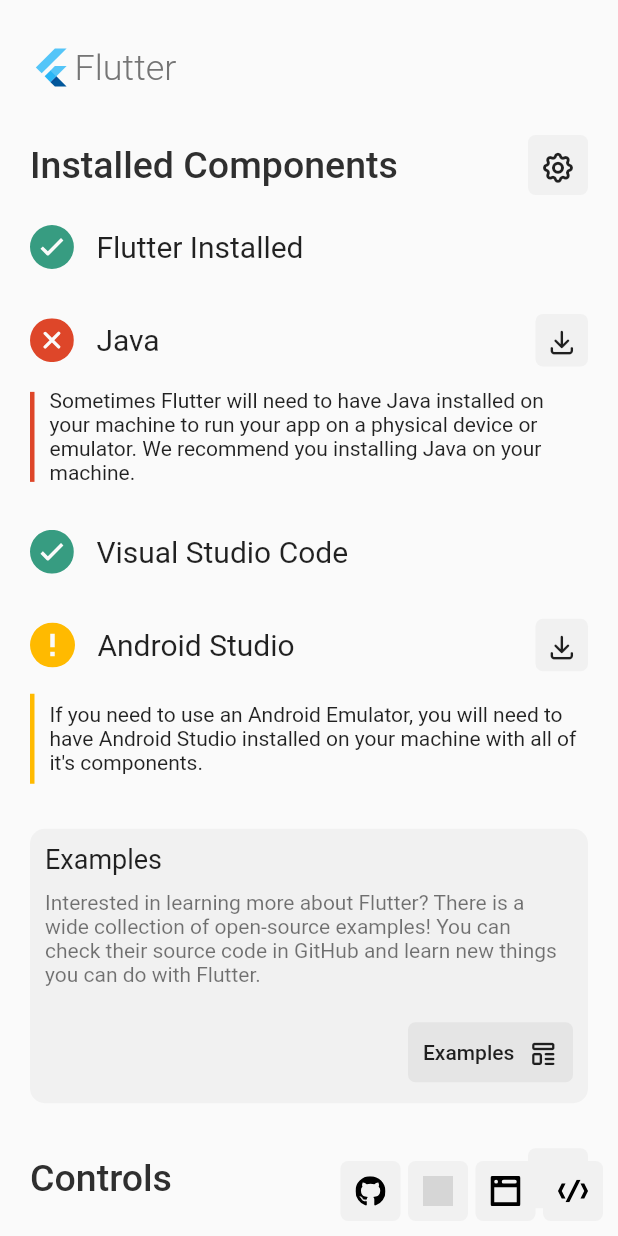
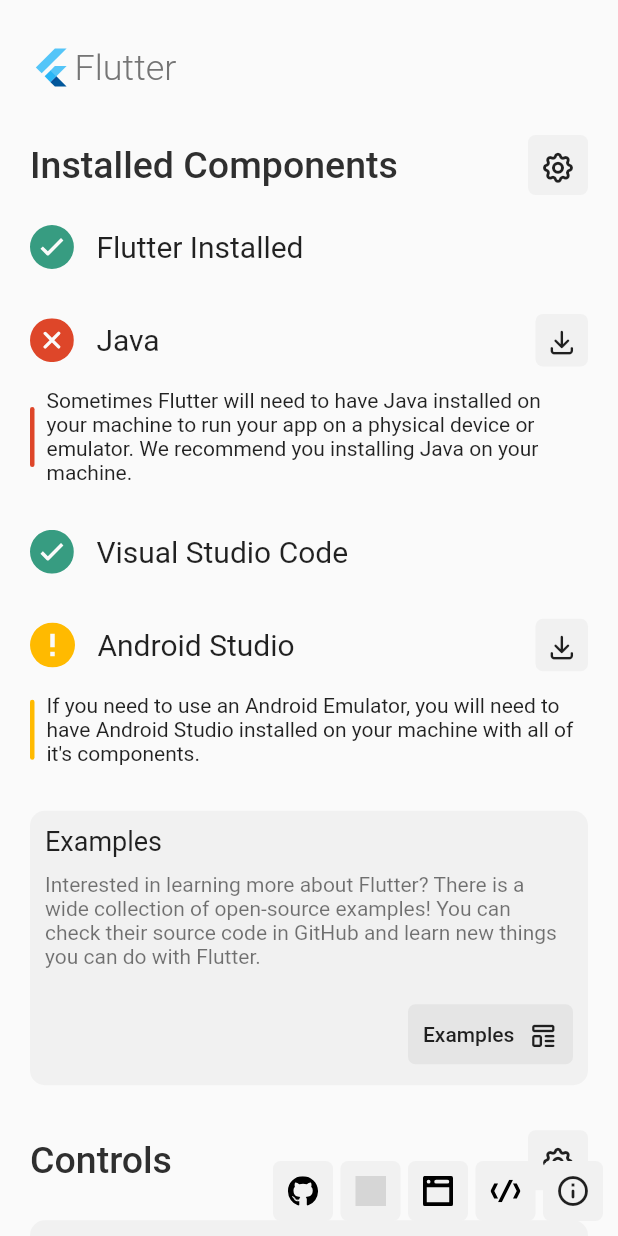
Before and after one commit to FlutterMatic/desktop, a Flutter app: the screen it shows after launch, on a phone screen of 412 x 824 dp. Run offline on Flutter 3.47's test engine with Material 2 defaults, Android fonts, the light colour scheme and no system bars; our stand-ins replace flutter_svg; missing offline and left inert: bitsdojo_window, process_run; grey boxes are pictures that could not be loaded.

Commit message:
UI Fixes & Improvments

```diff
--- a/lib/components/rectangle_button.dart
+++ b/lib/components/rectangle_button.dart
@@ -4,16 +4,18 @@
 class RectangleButton extends StatelessWidget {
   final double height;
   final double width;
-  final double radius;
+  final BorderRadius? radius;
+  final EdgeInsets? padding;
   final Widget child;
   final Color? color;
-  final Function() onPressed;
+  final Function? onPressed;
 
   RectangleButton({
     this.height = 40,
     this.width = 100,
-    this.radius = 5,
+    this.radius,
     this.color = kLightGreyColor,
+    this.padding,
     required this.child,
     required this.onPressed,
   });
@@ -21,10 +23,11 @@
   @override
   Widget build(BuildContext context) {
     return MaterialButton(
-      onPressed: onPressed,
+      onPressed: onPressed as void Function()?,
       padding: EdgeInsets.zero,
-      shape:
-          RoundedRectangleBorder(borderRadius: BorderRadius.circular(radius),),
+      shape: RoundedRectangleBorder(
+        borderRadius: radius ?? BorderRadius.circular(5),
+      ),
       color: color,
       elevation: 0,
       hoverElevation: 0,
@@ -33,12 +36,13 @@
       minWidth: width,
       height: height,
       child: SizedBox(
-          height: height,
-          width: width,
-          child: Padding(
-            padding: const EdgeInsets.all(10),
-            child: child,
-          ),),
+        height: height,
+        width: width,
+        child: Padding(
+          padding: padding ?? const EdgeInsets.all(10),
+          child: Center(child: child),
+        ),
+      ),
     );
   }
 }
--- a/lib/components/square_button.dart
+++ b/lib/components/square_button.dart
@@ -22,9 +22,14 @@
   Widget build(BuildContext context) {
     return ConstrainedBox(
       constraints: BoxConstraints(maxHeight: size, maxWidth: size),
-      child: Tooltip(
-        message: tooltip!,
-        child: MaterialButton(
+      child: tooltip == null
+          ? _button()
+          : Tooltip(message: tooltip!, child: _button()),
+    );
+  }
+
+  Widget _button() {
+    return MaterialButton(
       onPressed: onPressed,
       padding: EdgeInsets.zero,
       shape: RoundedRectangleBorder(
@@ -41,8 +46,6 @@
         padding: padding,
         child: SizedBox(height: size, width: size, child: icon),
       ),
-        ),
-      ),
     );
   }
 }
--- a/lib/screens/home/components/controls.dart
+++ b/lib/screens/home/components/controls.dart
@@ -1,29 +1,17 @@
 import 'package:flutter/material.dart';
+import 'package:flutter_installer/components/button_list.dart';
+import 'package:flutter_installer/components/dialog_template.dart';
+import 'package:flutter_installer/components/dialog_templates/change_channel.dart';
 import 'package:flutter_installer/components/rectangle_button.dart';
 import 'package:flutter_installer/components/round_container.dart';
 import 'package:flutter_installer/components/title_section.dart';
-import 'package:flutter_installer/screens/home/components/projects.dart';
 import 'package:flutter_installer/utils/constants.dart';
 import 'package:url_launcher/url_launcher.dart';
 
-Widget controls() {
+Widget controls(BuildContext context) {
   return SizedBox(
     width: 500,
-    child: Expanded(
     child: Column(
-        crossAxisAlignment: CrossAxisAlignment.start,
-        children: <Widget>[
-          _controlOptions(),
-          const SizedBox(height: 20),
-          projects(),
-        ],
-      ),
-    ),
-  );
-}
-
-Widget _controlOptions() {
-  return Column(
       crossAxisAlignment: CrossAxisAlignment.start,
       children: [
         titleSection(
@@ -60,35 +48,23 @@
               Row(
                 mainAxisAlignment: MainAxisAlignment.end,
                 children: <Widget>[
-                PopupMenuButton(
-                  tooltip: 'Switch Channels',
-                  itemBuilder: (BuildContext context) => <PopupMenuEntry>[
-                    const PopupMenuItem(
-                      child: Text('Master'),
+                  RectangleButton(
+                    radius: BorderRadius.circular(5),
+                    color: kLightGreyColor,
+                    onPressed: () => showDialog(
+                      context: context,
+                      builder: (context) => ChangeChannelDialog(),
                     ),
-                    const PopupMenuItem(
-                      child: Text('Beta'),
-                    ),
-                    const PopupMenuItem(
-                      child: Text('Dev'),
-                    ),
-                    const PopupMenuItem(
-                      child: Text('Stable - Current'),
-                    ),
-                  ],
-                  child: RoundContainer(
-                    radius: 5,
-                    color: kLightGreyColor,
+                    width: 110,
                     child: Row(
                       children: <Widget>[
                         const Text('Channel'),
-                        const SizedBox(width: 10),
+                        const Spacer(),
                         const Icon(Iconsdata.changeChannel, size: 20),
                       ],
                     ),
                   ),
-                ),
-                const SizedBox(width: 10),
+                  const SizedBox(width: 8),
                   RectangleButton(
                     onPressed: () {},
                     child: Row(
@@ -105,6 +81,7 @@
           ),
         ),
       ],
+    ),
   );
 }
 
@@ -125,6 +102,8 @@
         const SizedBox(height: 20),
         Align(
           alignment: Alignment.centerRight,
+          child: Tooltip(
+            message: 'Open in Browser',
             child: RectangleButton(
               width: 110,
               onPressed: () => launch('https://flutter.github.io/samples/'),
@@ -137,7 +116,10 @@
               ),
             ),
           ),
+        ),
       ],
     ),
   );
 }
+
+enum FlutterChannel { master, beta, stable, dev }
--- a/lib/screens/home/components/installed.dart
+++ b/lib/screens/home/components/installed.dart
@@ -6,7 +6,6 @@
 Widget installedComponents() {
   return SizedBox(
     width: 500,
-    child: Expanded(
     child: Column(
       mainAxisSize: MainAxisSize.min,
       children: <Widget>[
@@ -40,6 +39,5 @@
         examplesTile(),
       ],
     ),
-    ),
   );
 }
--- a/lib/screens/home/home_screen.dart
+++ b/lib/screens/home/home_screen.dart
@@ -1,7 +1,12 @@
+import 'package:flutter/cupertino.dart';
 import 'package:flutter/material.dart';
+import 'package:flutter_installer/components/dialog_template.dart';
+import 'package:flutter_installer/components/rectangle_button.dart';
 import 'package:flutter_installer/components/square_button.dart';
+import 'package:flutter_installer/screens/home/components/projects.dart';
 import 'package:flutter_installer/utils/constants.dart';
 import 'package:flutter_svg/flutter_svg.dart';
+import 'package:url_launcher/url_launcher.dart';
 import 'components/controls.dart';
 import 'components/installed.dart';
 
@@ -26,7 +31,8 @@
 
   @override
   Widget build(BuildContext context) {
-    return Scaffold(
+    return Scrollbar(
+      child: Scaffold(
         body: Stack(
           children: [
             Center(
@@ -51,8 +57,14 @@
                                 Expanded(child: installedComponents()),
                                 const SizedBox(width: 150),
                                 //Controls
-                              controls(),
-                              // Spacer(),
+                                Column(
+                                  crossAxisAlignment: CrossAxisAlignment.start,
+                                  children: [
+                                    controls(context),
+                                    const SizedBox(height: 20),
+                                    projects(),
+                                  ],
+                                ),
                               ],
                             )
                           : Column(
@@ -61,7 +73,9 @@
                                 installedComponents(),
                                 const SizedBox(height: 30),
                                 //Controls
-                              controls(),
+                                controls(context),
+                                const SizedBox(height: 30),
+                                projects(),
                               ],
                             ),
                     ],
@@ -69,6 +83,7 @@
                 ),
               ),
             ),
+            //Footer
             Align(
               alignment: Alignment.bottomCenter,
               child: Padding(
@@ -80,27 +95,34 @@
                       padding: const EdgeInsets.all(10),
                       icon: SvgPicture.asset(Assets.gitHub),
                       tooltip: 'GitHub',
-                    onPressed: () {},
+                      onPressed: () => launch('https://www.github.com'),
                     ),
                     const SizedBox(width: 5),
                     SquareButton(
                       padding: const EdgeInsets.all(10),
                       icon: SvgPicture.asset(Assets.twitter),
                       tooltip: 'Twitter',
-                    onPressed: () {},
+                      onPressed: () => launch('https://www.twitter.com'),
                     ),
                     const SizedBox(width: 5),
                     SquareButton(
                       padding: const EdgeInsets.all(10),
                       icon: SvgPicture.asset(Assets.dartPad),
                       tooltip: 'DartPad',
-                    onPressed: () {},
+                      onPressed: () => launch('https://www.dartpad.dev/'),
                     ),
                     const SizedBox(width: 5),
                     SquareButton(
                       padding: const EdgeInsets.all(10),
                       icon: SvgPicture.asset(Assets.docs),
                       tooltip: 'Docs',
+                      onPressed: () => launch('https://flutter.dev/docs'),
+                    ),
+                    const SizedBox(width: 5),
+                    SquareButton(
+                      padding: const EdgeInsets.all(5),
+                      icon: const Icon(Icons.info_outline_rounded),
+                      tooltip: 'Credits',
                       onPressed: () {},
                     ),
                   ],
@@ -109,6 +131,7 @@
             ),
           ],
         ),
+      ),
     );
   }
 }
--- a/pubspec.yaml
+++ b/pubspec.yaml
@@ -1,5 +1,5 @@
 name: flutter_installer
-description: A new Flutter project.
+description: Flutter Installer.
 
 version: 0.0.0
 publish_to: none
```
Also changed, not shown: lib/components/button_list.dart (added, +99 -0 lines), lib/components/dialog_template.dart (added, +81 -0 lines), lib/components/dialog_templates/change_channel.dart (added, +74 -0 lines), lib/components/title_section.dart (+7 -5 lines), lib/screens/home/components/projects.dart (+36 -20 lines), lib/utils/constants.dart (+8 -7 lines), 1 other file. Lines whose indentation alone changed are shown as unchanged.
